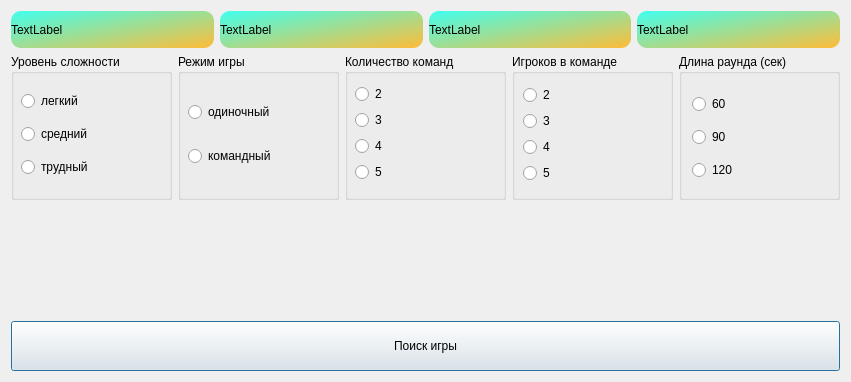
Old version of the form GUI/window_configs/src/configwindow.ui in the repository superAIyah/Alias_project.
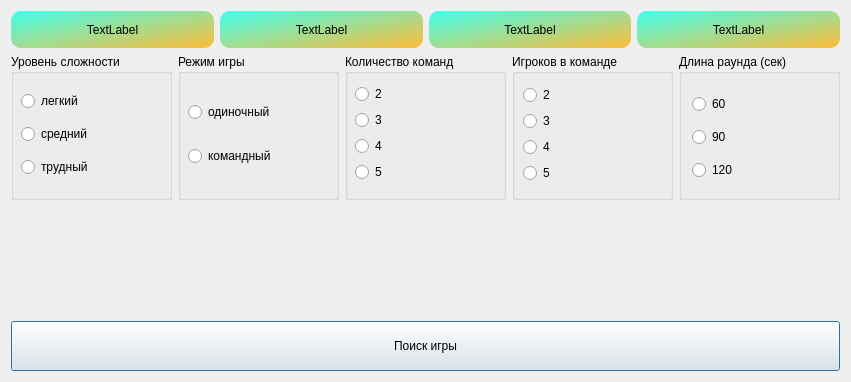
New version of the form.

Commit message: show_stats_method

The edit to the form file:
```diff
--- a/GUI/window_configs/src/configwindow.ui
+++ b/GUI/window_configs/src/configwindow.ui
@@ -39,6 +39,9 @@
        <property name="text">
         <string>TextLabel</string>
        </property>
+       <property name="alignment">
+        <set>Qt::AlignCenter</set>
+       </property>
       </widget>
      </item>
      <item>
@@ -52,6 +55,9 @@
        <property name="text">
         <string>TextLabel</string>
        </property>
+       <property name="alignment">
+        <set>Qt::AlignCenter</set>
+       </property>
       </widget>
      </item>
      <item>
@@ -65,6 +71,9 @@
        <property name="text">
         <string>TextLabel</string>
        </property>
+       <property name="alignment">
+        <set>Qt::AlignCenter</set>
+       </property>
       </widget>
      </item>
      <item>
@@ -78,6 +87,9 @@
        <property name="text">
         <string>TextLabel</string>
        </property>
+       <property name="alignment">
+        <set>Qt::AlignCenter</set>
+       </property>
       </widget>
      </item>
     </layout>
```
Left out of the diff: 4 changed lines with no effect on the pictures. The commit also changes 2 other files.
